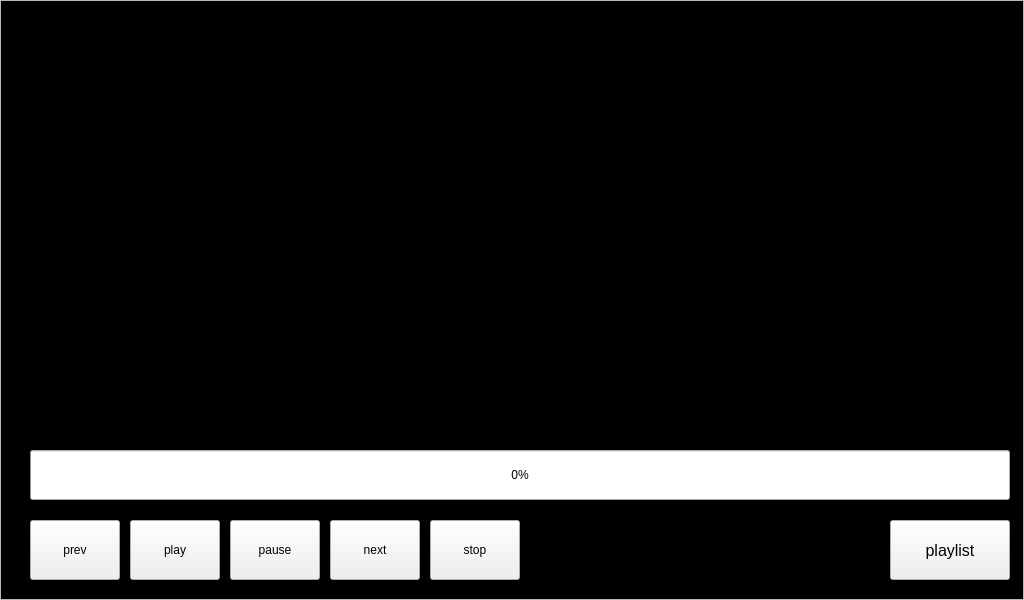
The window that apps/NxVideoPlayer/PlayerVideoFrame.ui (NexellCorp/linux_sdk_displayaudio) describes before a commit, drawn with Qt 5.
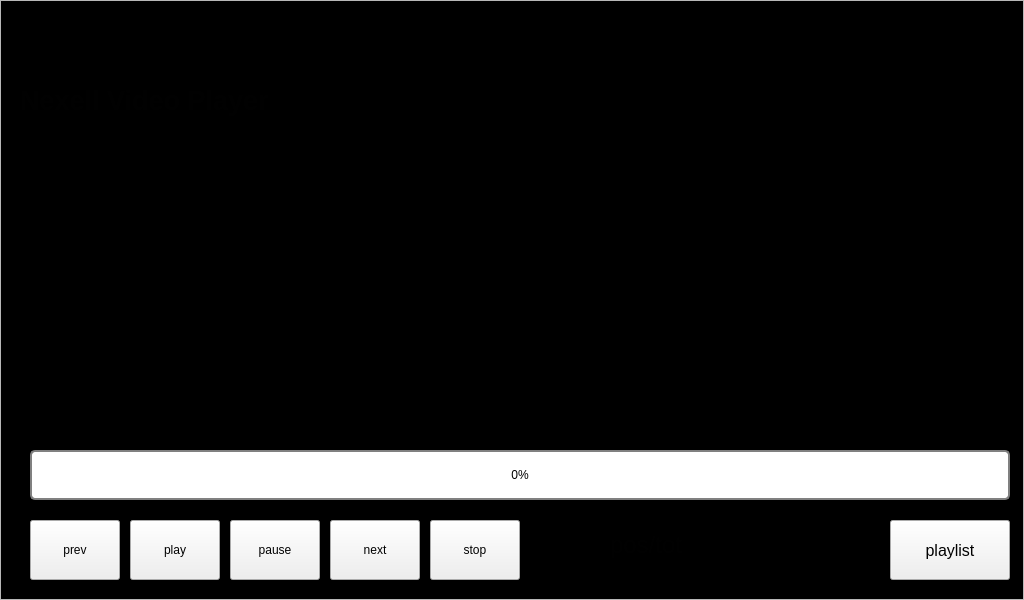
The same window after the commit.

Commit message:
VideoPlayer: Handling null points
1.The PlayerVideoFrame() function handled StatusVar delete.
2.In ~PlayerVideoFrame() function, execute CloseVideo during play.
3.Check m_pPlayListFrame null.
4.Use state for movieplayer NX_GetState().
5.Add Subtitle.
6.Add MakeThumbnail() function.
7.Remove the NX_MPChgDebugLevel() function.
8.Change the movieplayer to debug message NX_LOG.

What changed in the file:
```diff
--- a/apps/NxVideoPlayer/PlayerVideoFrame.ui
+++ b/apps/NxVideoPlayer/PlayerVideoFrame.ui
@@ -78,12 +78,30 @@
      <height>40</height>
     </size>
    </property>
+   <property name="styleSheet">
+    <string notr="true">QProgressBar {
+border: 2px solid grey;
+border-radius: 5px;
+}
+
+QProgressBar::chunk {
+background-color: rgb(37, 86, 201);
+/*background-color: #05B8CC;*/
+width: 20px;
+/*margin: 0.5px;*/
+}
+
+</string>
+   </property>
    <property name="maximum">
     <number>100000</number>
    </property>
    <property name="value">
     <number>24</number>
    </property>
+   <property name="alignment">
+    <set>Qt::AlignCenter</set>
+   </property>
    <property name="textVisible">
     <bool>true</bool>
    </property>
@@ -357,6 +375,48 @@
     </palette>
    </property>
   </widget>
+  <widget class="QLabel" name="subTitleLabel">
+   <property name="geometry">
+    <rect>
+     <x>119</x>
+     <y>370</y>
+     <width>811</width>
+     <height>60</height>
+    </rect>
+   </property>
+   <property name="font">
+    <font>
+     <pointsize>20</pointsize>
+    </font>
+   </property>
+   <property name="text">
+    <string/>
+   </property>
+   <property name="wordWrap">
+    <bool>true</bool>
+   </property>
+  </widget>
+  <widget class="QLabel" name="subTitleLabel2">
+   <property name="geometry">
+    <rect>
+     <x>119</x>
+     <y>470</y>
+     <width>811</width>
+     <height>60</height>
+    </rect>
+   </property>
+   <property name="font">
+    <font>
+     <pointsize>20</pointsize>
+    </font>
+   </property>
+   <property name="text">
+    <string/>
+   </property>
+   <property name="wordWrap">
+    <bool>true</bool>
+   </property>
+  </widget>
   <zorder>graphicsView</zorder>
   <zorder>prevButton</zorder>
   <zorder>pauseButton</zorder>
```
Left out of the diff: 2 changed lines with no effect on the pictures. The commit also changes 12 other files.
